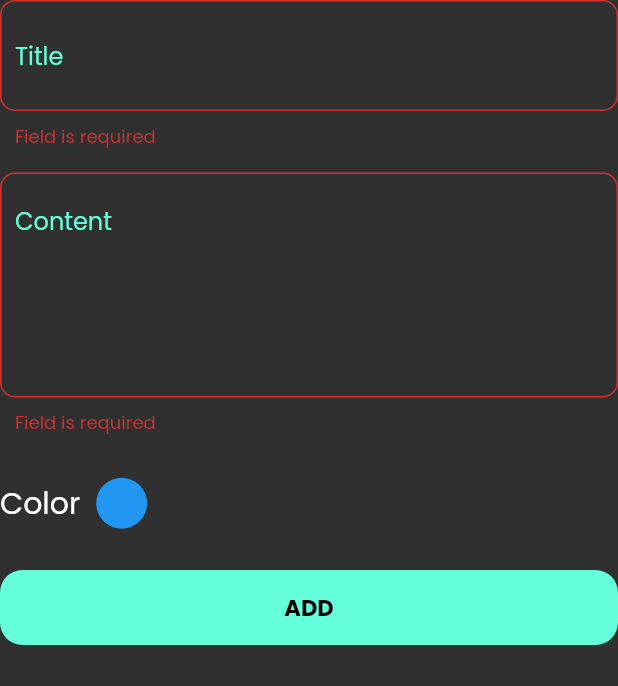
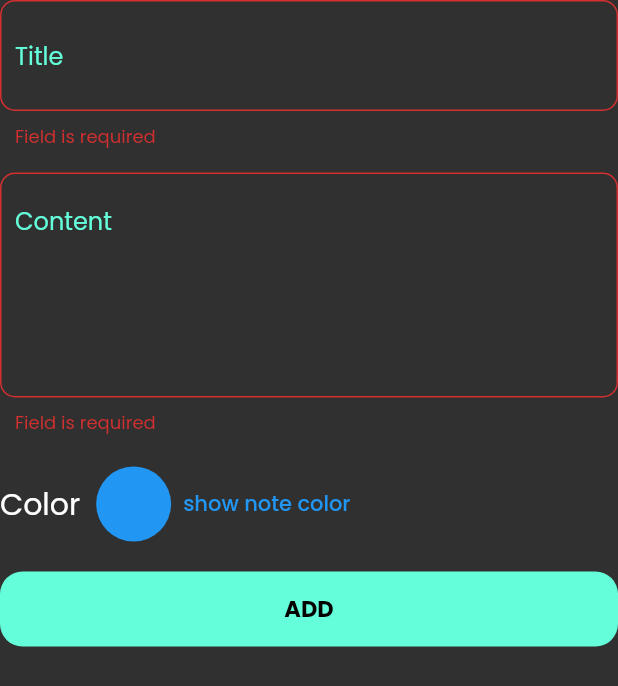
Before and after one commit to andrrew24/notes_app, a Flutter app: the AddNoteForm widget shown alone on an empty page, opened directly, after a tap on "ADD", on a phone screen of 412 x 824 dp. Shown: the top 686 px of the screen. Run offline on Flutter 3.47's test engine with Material 2 defaults, Android fonts, the phone set to English and light mode, and no system bars; our stand-ins replace bloc, flutter_bloc, flutter_colorpicker, google_fonts, hive, hive_flutter and 1 more; accounts and stored records are empty.

Commit message:
fix colorPicker issue done ✅

```diff
--- a/lib/cubits/add_note_cubit/add_note_cubit.dart
+++ b/lib/cubits/add_note_cubit/add_note_cubit.dart
@@ -1,7 +1,7 @@
 import 'package:bloc/bloc.dart';
 import 'package:flutter/material.dart';
 import 'package:hive/hive.dart';
-import 'package:meta/meta.dart';
+
 
 import '../../constants/constant.dart';
 import '../../models/note.dart';
@@ -13,16 +13,13 @@ class AddNoteCubit extends Cubit<AddNoteState> {
 
   int? noteColor;
 
-  int? finalColor;
-
   addNote(Note note) async {
-    int finalColor = noteColor ?? Colors.blue.value;
-    note.color = finalColor;
+    note.color = noteColor!;
     emit(AddNoteLoading());
     try {
       var notesBox = Hive.box<Note>(hiveBoxName);
       await notesBox.add(note);
-      print(note.color);
+      print("note color from addNoteCubit ${note.color}");
       emit(AddNoteSuccess());
     } on Exception catch (e) {
       emit(AddNoteFailed(error: e.toString()));
--- a/lib/views/widgets/add_note/add_note_form.dart
+++ b/lib/views/widgets/add_note/add_note_form.dart
@@ -73,7 +73,7 @@ class _AddNoteFormState extends State<AddNoteForm> {
                     title: title!,
                     subTitle: content!,
                     time: DateFormat('MM-dd-yyyy HH:mm').format(time),
-                    color: BlocProvider.of<AddNoteCubit>(context).finalColor!,
+                    color:  Colors.blue.value,
                   );
                   BlocProvider.of<AddNoteCubit>(context).addNote(note);
                 } else {
--- a/lib/views/widgets/custom_color_picker/custom_color_picker.dart
+++ b/lib/views/widgets/custom_color_picker/custom_color_picker.dart
@@ -19,11 +19,12 @@ class _CustomColorPickerState extends State<CustomColorPicker> {
     setState(() {
       pickedColor = color;
     });
-    print("color from change color : $color");
+    print("color from change color : ${pickedColor.value}");
   }
 
   @override
   Widget build(BuildContext context) {
+    BlocProvider.of<AddNoteCubit>(context).noteColor = pickedColor.value;
     return Row(
       children: [
         const CustomTextW(text: "Color  ", style: TextStyle(fontSize: 20)),
@@ -42,28 +43,32 @@ class _CustomColorPickerState extends State<CustomColorPicker> {
                   actions: [
                     TextButton(
                         onPressed: () {
-                          setState(() {
-                            BlocProvider.of<AddNoteCubit>(context).noteColor =
-                                pickedColor.value;
-                          });
-                          print("color from onPressed : $pickedColor");
-                          print("Notecolor from onPressed : ${BlocProvider.of<AddNoteCubit>(context).noteColor}");
+                           print(
+                  "Notecolor from onPressed : ${pickedColor.value}");
+                           print(
+                  "Notecolor from onPressed : ${BlocProvider.of<AddNoteCubit>(context).noteColor}");
                           Navigator.pop(context);
                         },
                         child: const CustomTextW(
                           text: "Done",
                           style: TextStyle(fontSize: 16),
-                        ))
+                        )),
                   ],
                 );
               },
             );
           },
           child: CircleAvatar(
-            radius: 17,
+            radius: 25,
             backgroundColor: pickedColor,
           ),
         ),
+        TextButton(
+            onPressed: () {
+              print(
+                  "Notecolor from onPressed : ${BlocProvider.of<AddNoteCubit>(context).noteColor}");
+            },
+            child: Text("show note color"))
       ],
     );
   }
```
